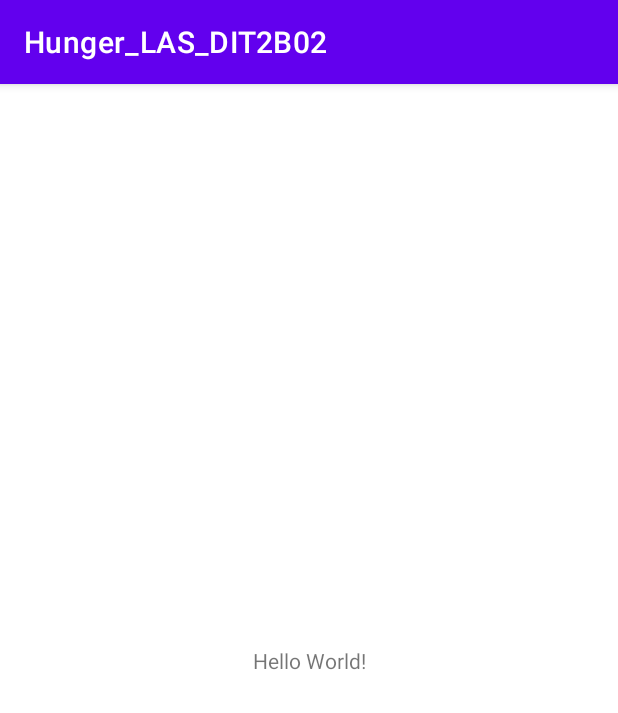
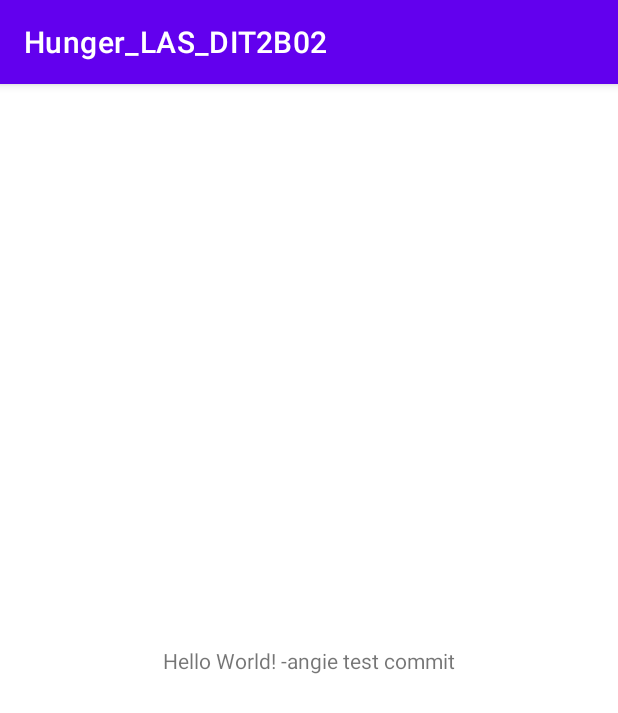
Before and after one commit to ThuHtetSan12/Android-Development-hunger-las-, an Android app: the screen it shows after launch (MainActivity), on a phone screen of 412 x 824 dp. Shown: the top 713 px of the screen. Run offline under Robolectric (Android 15) with nearby library versions, the phone set to English and light mode, and no system bars.

Commit message:
test commit

```diff
--- a/app/src/main/res/layout/activity_main.xml
+++ b/app/src/main/res/layout/activity_main.xml
@@ -9,7 +9,7 @@
     <TextView
         android:layout_width="wrap_content"
         android:layout_height="wrap_content"
-        android:text="Hello World!"
+        android:text="Hello World! -angie test commit"
         app:layout_constraintBottom_toBottomOf="parent"
         app:layout_constraintEnd_toEndOf="parent"
         app:layout_constraintStart_toStartOf="parent"
```
